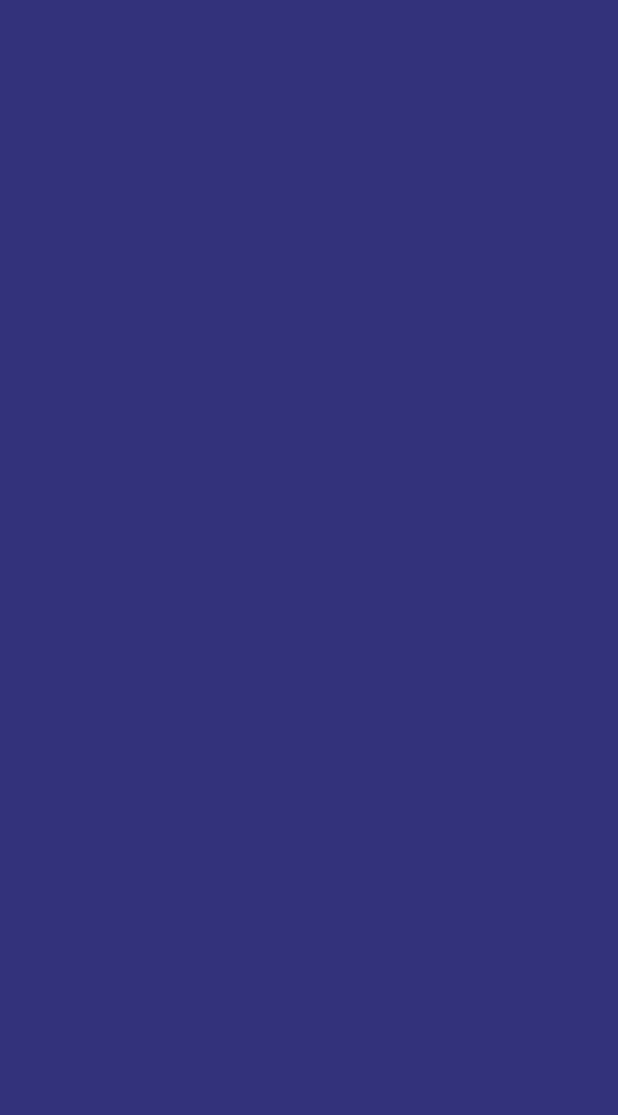
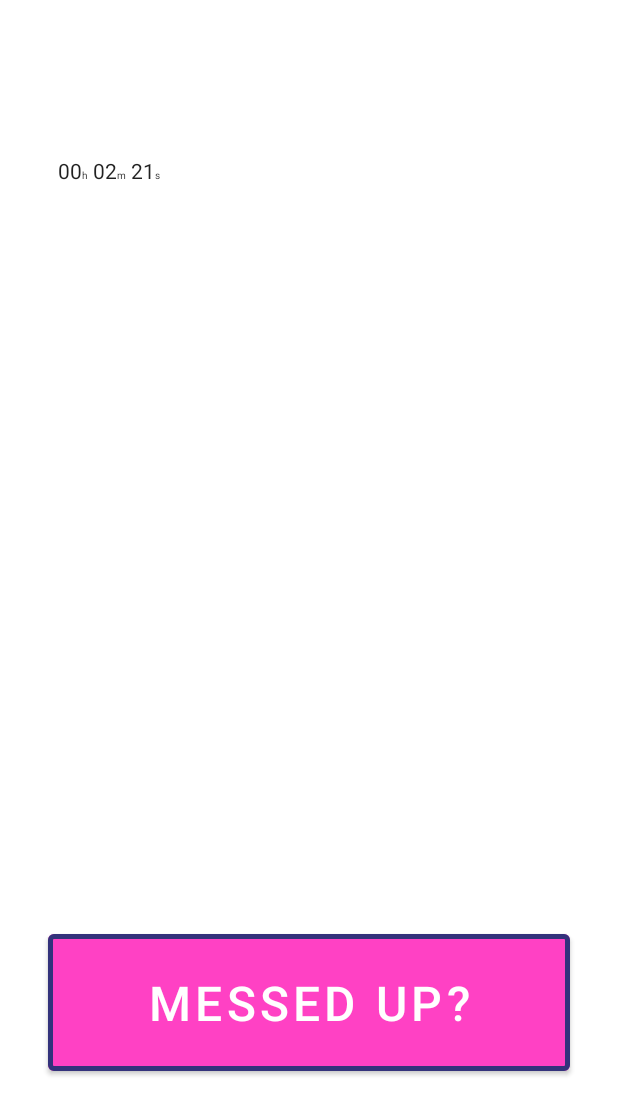
Before and after one commit to PhantasmDragon/ButtonX, an Android app: the screen it shows after launch (MainActivity), on a phone screen of 412 x 824 dp. Before the commit the part shown is empty. Shown: the top 1115 px of the screen. Run offline under Robolectric (Android 15) with nearby library versions, the phone set to English and light mode, and no system bars.

Commit message:
'Messed up' button styles, time count view (for now it only has a countdown option)

```diff
--- a/app/build.gradle
+++ b/app/build.gradle
@@ -1,6 +1,7 @@
 plugins {
     id 'com.android.application'
     id 'kotlin-android'
+    id 'kotlin-android-extensions'
 }
 
 android {
--- a/app/src/main/java/io/github/phantasmdragon/buttonx/presentation/MainActivity.kt
+++ b/app/src/main/java/io/github/phantasmdragon/buttonx/presentation/MainActivity.kt
@@ -2,11 +2,25 @@ package io.github.phantasmdragon.buttonx.presentation
 
 import androidx.appcompat.app.AppCompatActivity
 import android.os.Bundle
+import android.widget.Toast
 import io.github.phantasmdragon.buttonx.R
+import kotlinx.android.synthetic.main.activity_main.*
 
 class MainActivity : AppCompatActivity() {
+
     override fun onCreate(savedInstanceState: Bundle?) {
         super.onCreate(savedInstanceState)
+
         setContentView(R.layout.activity_main)
+
+        attachListeners()
     }
+
+    private fun attachListeners() {
+        main_button_messed_up.setOnClickListener {
+            Toast.makeText(this, "Messed up", Toast.LENGTH_SHORT).show()
+        }
+        main_countdown.start()
+    }
+
 }
--- /dev/null
+++ b/app/src/main/java/io/github/phantasmdragon/buttonx/presentation/view/TimeCountView.kt
@@ -0,0 +1,259 @@
+package io.github.phantasmdragon.buttonx.presentation.view
+
+import android.content.Context
+import android.content.res.Resources
+import android.graphics.Canvas
+import android.graphics.Color
+import android.graphics.Paint
+import android.os.CountDownTimer
+import android.os.Parcel
+import android.os.Parcelable
+import android.text.*
+import android.text.style.AbsoluteSizeSpan
+import android.text.style.TextAppearanceSpan
+import android.util.AttributeSet
+import android.util.TypedValue
+import android.view.View
+import io.github.phantasmdragon.buttonx.R
+import java.util.*
+
+class TimeCountView @JvmOverloads constructor(
+    context: Context?,
+    attrs: AttributeSet
+) : View(context, attrs) {
+
+    private val textPaint = TextPaint(Paint.ANTI_ALIAS_FLAG)
+
+    private var textAppearanceSpan: TextAppearanceSpan? = null
+    private var textLayout: Layout? = null
+    private val spannableString = SpannableStringBuilder()
+    private var timer: CountDownTimer? = null
+    private var startDuration: Long = 0
+    private var currentDuration: Long = 0
+    private var timerRunning = false
+
+    private var listener: CountDownListener? = null
+
+    init {
+        init(attrs)
+    }
+
+    private fun init(attrs: AttributeSet) {
+        textPaint.color = Color.BLACK
+        val textSize: Int
+        val startDuration: Int
+        val textAppearanceRef: Int
+        val ta = context.obtainStyledAttributes(attrs, R.styleable.TimeCountView)
+        startDuration = ta.getInt(R.styleable.TimeCountView_startDuration, 0)
+        textSize = ta.getDimensionPixelSize(
+            R.styleable.TimeCountView_android_textSize,
+            dpToPx(12, resources).toInt()
+        )
+        textAppearanceRef = ta.getResourceId(R.styleable.TimeCountView_android_textAppearance, 0)
+        ta.recycle()
+        textPaint.textSize = textSize.toFloat()
+        if (textAppearanceRef != 0) {
+            textAppearanceSpan = TextAppearanceSpan(context, textAppearanceRef)
+            textPaint.textSize = textAppearanceSpan!!.textSize.toFloat()
+        }
+        setStartDuration(startDuration.toLong())
+    }
+
+    fun setStartDuration(duration: Long) {
+        if (timerRunning) {
+            return
+        }
+        currentDuration = duration
+        startDuration = currentDuration
+        updateText(duration)
+    }
+
+    fun start() {
+        if (timerRunning) {
+            return
+        }
+        timerRunning = true
+        timer = object : CountDownTimer(currentDuration, 100) {
+            override fun onTick(millis: Long) {
+                currentDuration = millis
+                updateText(millis)
+                invalidate()
+            }
+
+            override fun onFinish() {
+                stop()
+                listener?.onFinishCountDown()
+            }
+        }
+        timer?.start()
+    }
+
+    fun reset() {
+        stop()
+        setStartDuration(startDuration)
+        invalidate()
+    }
+
+    fun stop() {
+        if (!timerRunning) {
+            return
+        }
+        timerRunning = false
+        timer!!.cancel()
+    }
+
+    fun setListener(listener: CountDownListener?) {
+        this.listener = listener
+    }
+
+    override fun onMeasure(widthMeasureSpec: Int, heightMeasureSpec: Int) {
+        if (textLayout == null) {
+            updateText(currentDuration)
+        }
+        setMeasuredDimension(textLayout!!.width, textLayout!!.height)
+    }
+
+    override fun onDraw(canvas: Canvas) {
+        super.onDraw(canvas)
+        textLayout!!.draw(canvas)
+    }
+
+    override fun onSaveInstanceState(): Parcelable? {
+        val superState = super.onSaveInstanceState()
+        val viewState = CountDownViewState(superState)
+        viewState.startDuration = startDuration
+        viewState.currentDuration = currentDuration
+        viewState.timerRunning = timerRunning
+        return viewState
+    }
+
+    override fun onRestoreInstanceState(state: Parcelable) {
+        val viewState: CountDownViewState = state as CountDownViewState
+        super.onRestoreInstanceState(viewState.getSuperState())
+        setStartDuration(viewState.startDuration)
+        currentDuration = viewState.currentDuration
+        if (viewState.timerRunning) {
+            start()
+        }
+    }
+
+    fun updateText(duration: Long) {
+        val text = generateCountdownText(duration)
+        textLayout = createTextLayout(text)
+    }
+
+    fun createTextLayout(text: String): Layout {
+        val textWidth = textPaint.measureText(text).toInt()
+        val unitTextSize = (textPaint.textSize / 2).toInt()
+        spannableString.clear()
+        spannableString.clearSpans()
+        spannableString.append(text)
+        if (textAppearanceSpan != null) {
+            spannableString.setSpan(
+                textAppearanceSpan,
+                0,
+                text.length,
+                Spanned.SPAN_EXCLUSIVE_EXCLUSIVE
+            )
+        }
+        val hrIndex = text.indexOf("h")
+        val minIndex = text.indexOf("m")
+        val secIndex = text.indexOf("s")
+        spannableString.setSpan(
+            AbsoluteSizeSpan(unitTextSize),
+            hrIndex,
+            hrIndex + 1,
+            Spanned.SPAN_EXCLUSIVE_EXCLUSIVE
+        )
+        spannableString.setSpan(
+            AbsoluteSizeSpan(unitTextSize),
+            minIndex,
+            minIndex + 1,
+            Spanned.SPAN_EXCLUSIVE_EXCLUSIVE
+        )
+        spannableString.setSpan(
+            AbsoluteSizeSpan(unitTextSize),
+            secIndex,
+            secIndex + 1,
+            Spanned.SPAN_EXCLUSIVE_EXCLUSIVE
+        )
+        return StaticLayout(
+            spannableString,
+            textPaint,
+            textWidth,
+            Layout.Alignment.ALIGN_CENTER,
+            0f,
+            0f,
+            true
+        )
+    }
+
+    companion object {
+        private const val HOUR = 3600000
+        private const val MIN = 60000
+        private const val SEC = 1000
+        fun generateCountdownText(duration: Long): String {
+            val hr = (duration / HOUR).toInt()
+            val min =
+                ((duration - hr * HOUR) / MIN).toInt()
+            val sec =
+                ((duration - hr * HOUR - min * MIN) / SEC).toInt()
+            val locale = Locale.getDefault()
+            val format = "%02d"
+            val formattedHr = String.format(locale, format, hr)
+            val formattedMin = String.format(locale, format, min)
+            val formattedSec = String.format(locale, format, sec)
+            return String.format(
+                locale,
+                "%sh %sm %ss",
+                formattedHr,
+                formattedMin,
+                formattedSec
+            )
+        }
+
+        private fun dpToPx(dp: Int, resources: Resources): Float {
+            return TypedValue.applyDimension(
+                TypedValue.COMPLEX_UNIT_DIP,
+                dp.toFloat(),
+                resources.displayMetrics
+            )
+        }
+    }
+
+    internal class CountDownViewState : BaseSavedState {
+        var startDuration: Long = 0
+        var currentDuration: Long = 0
+        var timerRunning = false
+
+        constructor(superState: Parcelable?) : super(superState) {}
+        constructor(source: Parcel) : super(source) {
+            startDuration = source.readLong()
+            currentDuration = source.readLong()
+            timerRunning = source.readInt() == 1
+        }
+
+        override fun writeToParcel(out: Parcel, flags: Int) {
+            super.writeToParcel(out, flags)
+            out.writeLong(startDuration)
+            out.writeLong(currentDuration)
+            out.writeInt(if (timerRunning) 1 else 0)
+        }
+
+        companion object CREATOR : Parcelable.Creator<CountDownViewState> {
+            override fun createFromParcel(parcel: Parcel): CountDownViewState {
+                return CountDownViewState(parcel)
+            }
+
+            override fun newArray(size: Int): Array<CountDownViewState?> {
+                return arrayOfNulls(size)
+            }
+        }
+
+    }
+
+    interface CountDownListener {
+        fun onFinishCountDown()
+    }
+
+}
--- a/app/src/main/res/layout/activity_main.xml
+++ b/app/src/main/res/layout/activity_main.xml
@@ -5,7 +5,54 @@
     xmlns:tools="http://schemas.android.com/tools"
     android:layout_width="match_parent"
     android:layout_height="match_parent"
-    android:background="@color/dark_purple"
     tools:context=".presentation.MainActivity">
 
+    <androidx.constraintlayout.widget.Guideline
+        android:id="@+id/main_guideline_start"
+        android:layout_width="wrap_content"
+        android:layout_height="wrap_content"
+        android:orientation="vertical"
+        app:layout_constraintGuide_begin="@dimen/padding_32dp"/>
+
+    <androidx.constraintlayout.widget.Guideline
+        android:id="@+id/main_guideline_top"
+        android:layout_width="wrap_content"
+        android:layout_height="wrap_content"
+        android:orientation="horizontal"
+        app:layout_constraintGuide_begin="104dp"/>
+
+    <androidx.constraintlayout.widget.Guideline
+        android:id="@+id/main_guideline_end"
+        android:layout_width="wrap_content"
+        android:layout_height="wrap_content"
+        android:orientation="vertical"
+        app:layout_constraintGuide_end="@dimen/padding_32dp"/>
+
+    <androidx.constraintlayout.widget.Guideline
+        android:id="@+id/main_guideline_bottom"
+        android:layout_width="wrap_content"
+        android:layout_height="wrap_content"
+        android:orientation="horizontal"
+        app:layout_constraintGuide_end="104dp"/>
+
+    <io.github.phantasmdragon.buttonx.presentation.view.TimeCountView
+        android:id="@+id/main_countdown"
+        android:layout_width="0dp"
+        android:layout_height="wrap_content"
+        app:startDuration="150000"
+        app:layout_constraintStart_toStartOf="@id/main_guideline_start"
+        app:layout_constraintTop_toTopOf="@id/main_guideline_top"
+        app:layout_constraintEnd_toEndOf="@id/main_guideline_end"/>
+
+    <com.google.android.material.button.MaterialButton
+        android:id="@+id/main_button_messed_up"
+        style="@style/BaseMaterialButton"
+        android:layout_width="0dp"
+        android:layout_height="wrap_content"
+        android:text="@string/main_button_text"
+        android:textSize="32sp"
+        app:layout_constraintStart_toStartOf="@id/main_guideline_start"
+        app:layout_constraintEnd_toEndOf="@id/main_guideline_end"
+        app:layout_constraintBottom_toBottomOf="@id/main_guideline_bottom" />
+
 </androidx.constraintlayout.widget.ConstraintLayout>
--- /dev/null
+++ b/app/src/main/res/values/attrs.xml
@@ -0,0 +1,10 @@
+<?xml version="1.0" encoding="utf-8"?>
+<resources>
+
+    <declare-styleable name="TimeCountView">
+        <attr name="startDuration" format="integer"/>
+        <attr name="android:textSize"/>
+        <attr name="android:textAppearance"/>
+    </declare-styleable>
+
+</resources>
--- /dev/null
+++ b/app/src/main/res/values/dimens.xml
@@ -0,0 +1,15 @@
+<?xml version="1.0" encoding="utf-8"?>
+<resources>
+
+    <!-- region Padding -->
+
+    <dimen name="padding_8dp">8dp</dimen>
+    <dimen name="padding_16dp">16dp</dimen>
+    <dimen name="padding_24dp">24dp</dimen>
+    <dimen name="padding_32dp">32dp</dimen>
+
+    <!-- endregion -->
+
+    <dimen name="stroke_3dp">3dp</dimen>
+
+</resources>
--- /dev/null
+++ b/app/src/main/res/values/dimens_view.xml
@@ -0,0 +1,6 @@
+<?xml version="1.0" encoding="utf-8"?>
+<resources>
+
+
+
+</resources>
--- a/app/src/main/res/values/strings.xml
+++ b/app/src/main/res/values/strings.xml
@@ -1,3 +1,11 @@
 <resources>
+
     <string name="app_name">ButtonX</string>
+
+    <!-- region Main screen -->
+
+    <string name="main_button_text">Messed up?</string>
+
+    <!-- endregion -->
+
 </resources>
--- /dev/null
+++ b/app/src/main/res/values/styles.xml
@@ -0,0 +1,20 @@
+<?xml version="1.0" encoding="utf-8"?>
+<resources>
+
+    <!-- region Button -->
+
+    <style name="BaseMaterialButton" parent="Widget.MaterialComponents.Button">
+        <item name="android:paddingStart">@dimen/padding_16dp</item>
+        <item name="android:paddingTop">@dimen/padding_24dp</item>
+        <item name="android:paddingEnd">@dimen/padding_16dp</item>
+        <item name="android:paddingBottom">@dimen/padding_24dp</item>
+        <item name="android:textColor">@color/white</item>
+        <item name="android:textAllCaps">true</item>
+        <item name="strokeColor">@color/dark_purple</item>
+        <item name="strokeWidth">@dimen/stroke_3dp</item>
+        <item name="backgroundTint">@color/pink</item>
+    </style>
+
+    <!-- endregion -->
+
+</resources>
```
Also changed, not shown: gradle/wrapper/gradle-wrapper.properties.
